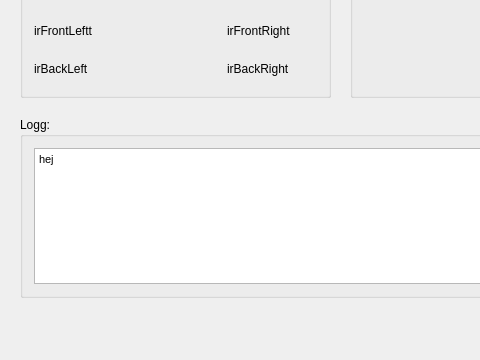
Before: the Qt Designer form PC-software/mainwindow.ui in ll-KS-ll/tsea29-kmm, drawn with Qt 5; both pictures show x 0 to 480 and y 163 to 523 of the 700 by 523 pixel window.
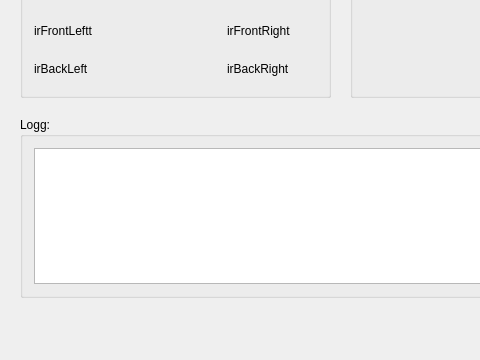
After: the same form once the commit is applied.

```diff
--- a/PC-software/mainwindow.ui
+++ b/PC-software/mainwindow.ui
@@ -195,7 +195,7 @@
 &lt;html&gt;&lt;head&gt;&lt;meta name=&quot;qrichtext&quot; content=&quot;1&quot; /&gt;&lt;style type=&quot;text/css&quot;&gt;
 p, li { white-space: pre-wrap; }
 &lt;/style&gt;&lt;/head&gt;&lt;body style=&quot; font-family:'Cantarell'; font-size:11pt; font-weight:400; font-style:normal;&quot;&gt;
-&lt;p style=&quot; margin-top:0px; margin-bottom:0px; margin-left:0px; margin-right:0px; -qt-block-indent:0; text-indent:0px;&quot;&gt;&lt;span style=&quot; font-family:'MS Shell Dlg 2'; font-size:8.25pt;&quot;&gt;hej&lt;/span&gt;&lt;/p&gt;&lt;/body&gt;&lt;/html&gt;</string>
+&lt;p style=&quot;-qt-paragraph-type:empty; margin-top:0px; margin-bottom:0px; margin-left:0px; margin-right:0px; -qt-block-indent:0; text-indent:0px;&quot;&gt;&lt;br /&gt;&lt;/p&gt;&lt;/body&gt;&lt;/html&gt;</string>
        </property>
       </widget>
      </item>
```
